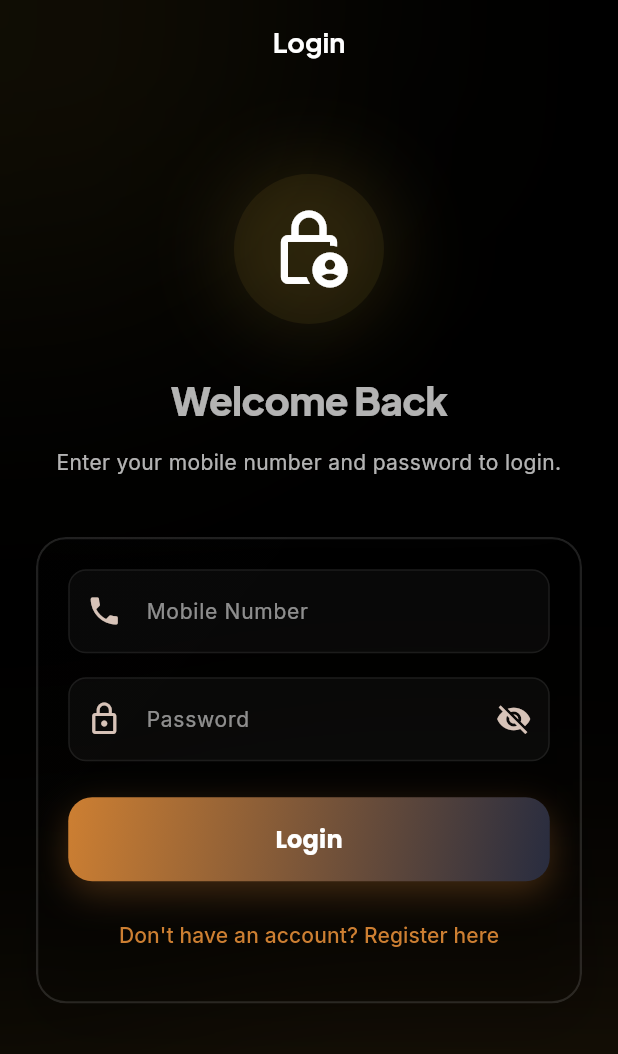
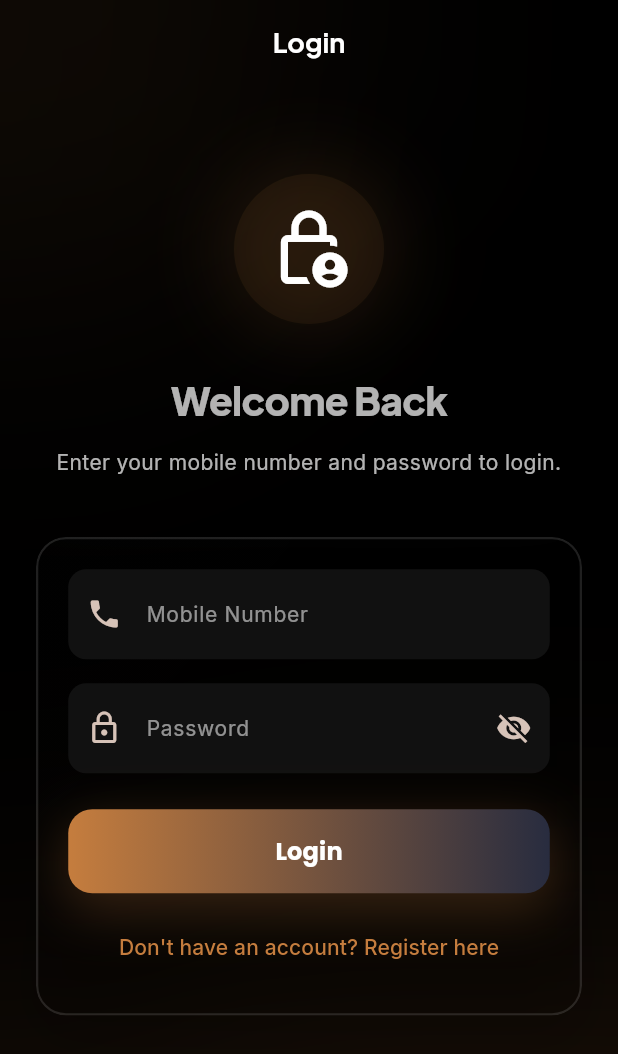
Before and after one commit to gauravtiwarincc/CommunitySurvey, a Flutter app: the screen it shows after launch, after a tap on "Verify & Continue", after a tap on "Skip", on a phone screen of 412 x 824 dp. Shown: the top 1054 px of the screen. Run offline on Flutter 3.47's test engine with Material 3 defaults, Android fonts, the phone set to English and light mode, and no system bars; our stand-ins replace dio, flutter_colorpicker, flutter_riverpod, flutter_secure_storage, google_fonts, share_plus and 1 more; accounts and stored records are empty; network calls fail.

Commit message:
UI: Match button gradient and input styling to screenshot

```diff
--- a/flutter_app/lib/core/theme/premium_theme.dart
+++ b/flutter_app/lib/core/theme/premium_theme.dart
@@ -3,18 +3,18 @@ import 'package:flutter/material.dart';
 import 'package:google_fonts/google_fonts.dart';
 
 class PremiumTheme {
-  static const Color glowGold = Color(0xFFD4AF37);
-  static const Color glowCharcoal = Color(0xFF1A1A1A);
+  static const Color glowGold = Color(0xFFC57D3E); // Warm Amber/Gold
+  static const Color glowCharcoal = Color(0xFF393A48); // Muted Charcoal Blue
   static const Color glowOnyx = Color(0xFF0A0A0A);
   static const Color glowBronze = Color(0xFFCD7F32);
 
   static ThemeData buildAdminTheme() {
-    const primaryGold = Color(0xFFD4AF37);
-    const secondaryDark = Color(0xFF111111);
+    const primaryGold = Color(0xFFC57D3E);
+    const secondaryDark = Color(0xFF393A48);
     const accentYellow = Color(0xFFFACC15);
     const bgColor = Color(0xFF000000); // Pure Black
     const surfaceColor = Color(0xFF0A0A0A); // Onyx
-    final borderColor = Colors.white.withOpacity(0.08);
+    final borderColor = Colors.white.withOpacity(0.04);
 
     return _buildCoreTheme(primaryGold, secondaryDark, accentYellow, bgColor, surfaceColor, borderColor);
   }
@@ -42,8 +42,8 @@ class PremiumTheme {
     const textSmallColor = Colors.white54;
     final hintColor = Colors.white30;
 
-    final inputFill = Colors.white.withOpacity(0.03);
-    final inputBorder = Colors.white.withOpacity(0.08);
+    final inputFill = const Color(0xFF111111); // Dark charcoal input
+    final inputBorder = Colors.transparent;
 
     return ThemeData(
       useMaterial3: true,
@@ -82,7 +82,7 @@ class PremiumTheme {
       inputDecorationTheme: InputDecorationTheme(
         filled: true,
         fillColor: inputFill,
-        contentPadding: const EdgeInsets.symmetric(horizontal: 20, vertical: 16),
+        contentPadding: const EdgeInsets.symmetric(horizontal: 20, vertical: 18),
         border: OutlineInputBorder(
           borderRadius: BorderRadius.circular(12),
           borderSide: BorderSide(color: inputBorder),
@@ -93,7 +93,7 @@ class PremiumTheme {
         ),
         focusedBorder: OutlineInputBorder(
           borderRadius: BorderRadius.circular(12),
-          borderSide: BorderSide(color: seed, width: 2.0),
+          borderSide: BorderSide(color: seed.withOpacity(0.5), width: 1.0),
         ),
         labelStyle: GoogleFonts.inter(color: textSmallColor, fontSize: 14),
         hintStyle: GoogleFonts.inter(color: hintColor, fontSize: 14),
--- a/flutter_app/lib/core/widgets/glowing_button.dart
+++ b/flutter_app/lib/core/widgets/glowing_button.dart
@@ -53,8 +53,8 @@ class _GlowingButtonState extends State<GlowingButton> with SingleTickerProvider
         primary,
         theme.colorScheme.secondary,
       ],
-      begin: Alignment.topLeft,
-      end: Alignment.bottomRight,
+      begin: Alignment.centerLeft,
+      end: Alignment.centerRight,
     );
 
     return GestureDetector(
@@ -72,9 +72,10 @@ class _GlowingButtonState extends State<GlowingButton> with SingleTickerProvider
             boxShadow: isEnabled
                 ? [
                     BoxShadow(
-                      color: primary.withOpacity(0.3),
-                      blurRadius: 20,
-                      offset: const Offset(0, 8),
+                      color: primary.withOpacity(0.25),
+                      blurRadius: 30,
+                      spreadRadius: 2,
+                      offset: const Offset(0, 10),
                     ),
                   ]
                 : null,
--- a/flutter_app/lib/features/auth/login_page.dart
+++ b/flutter_app/lib/features/auth/login_page.dart
@@ -197,7 +197,7 @@ class _LoginPageState extends ConsumerState<LoginPage> {
                           const SizedBox(height: 24),
                           GlowingButton(
                             onPressed: _isLoading ? null : _login,
-                            glowColor: PremiumTheme.glowBronze,
+                            glowColor: PremiumTheme.glowGold,
                             child: _isLoading
                                 ? const SizedBox(
                                     height: 20,
@@ -216,7 +216,7 @@ class _LoginPageState extends ConsumerState<LoginPage> {
                               );
                             },
                             style: TextButton.styleFrom(
-                              foregroundColor: PremiumTheme.glowBronze,
+                              foregroundColor: PremiumTheme.glowGold,
                             ),
                             child: const Text('Don\'t have an account? Register here'),
                           ),
```
